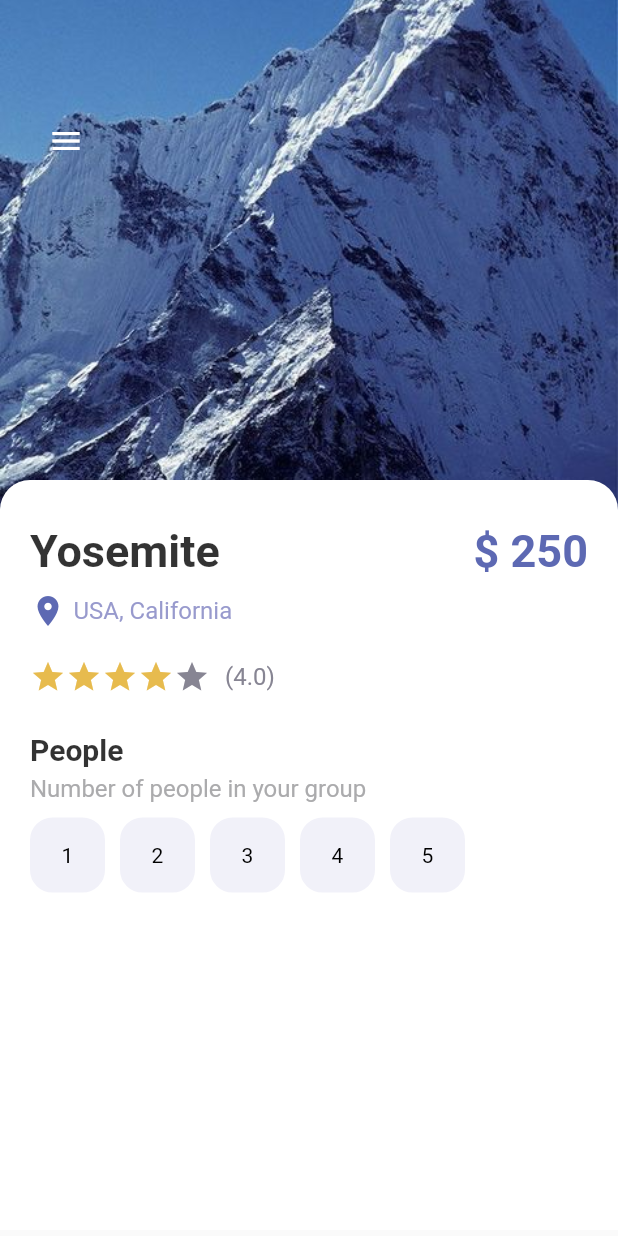
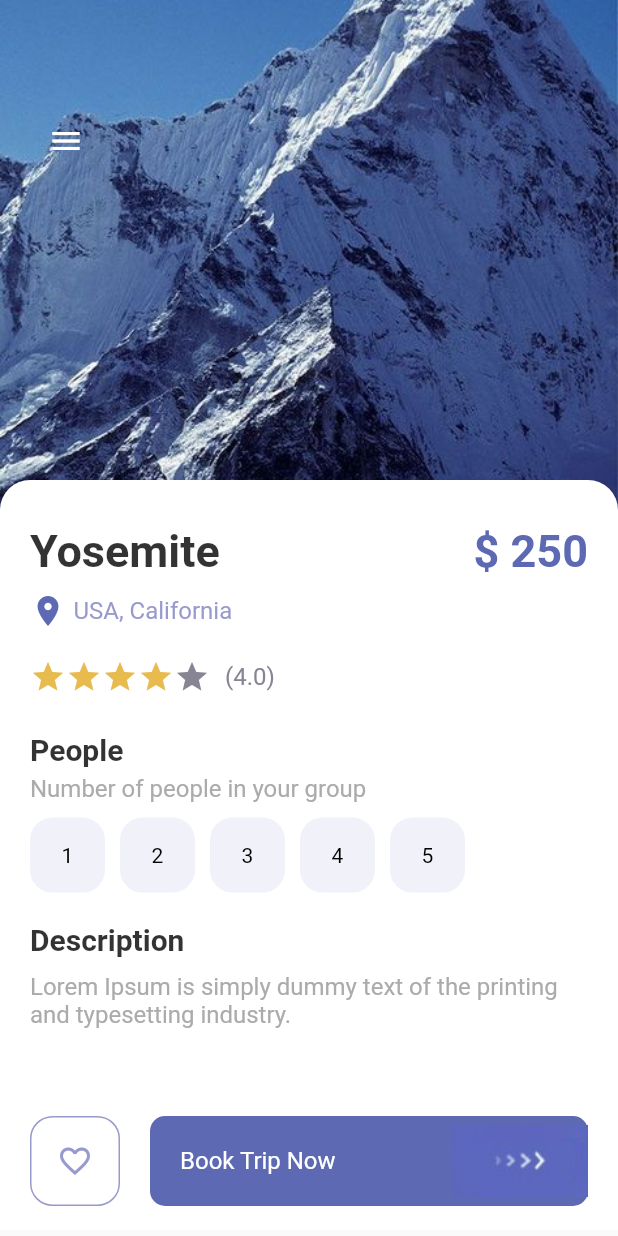
Before and after one commit to renanspvargas/travell, a Flutter app: the DetailPage screen opened directly, on a phone screen of 412 x 824 dp. Run offline on Flutter 3.47's test engine with Material 2 defaults, Android fonts, the phone set to English and light mode, and no system bars.

Commit message:
add description and bottom buttons to detail page

```diff
--- a/lib/pages/detail_page.dart
+++ b/lib/pages/detail_page.dart
@@ -144,11 +144,43 @@ class _DetailPageState extends State<DetailPage> {
                           ),
                         );
                       }),
+                    ),
+                    const SizedBox(height: 20),
+                    AppLargeText(
+                      text: "Description",
+                      color: Colors.black.withOpacity(0.8),
+                      size: 20,
+                    ),
+                    const SizedBox(height: 10),
+                    const AppText(
+                      text:
+                          "Lorem Ipsum is simply dummy text of the printing and typesetting industry.",
+                      color: AppColors.mainTextColor,
                     )
                   ],
                 ),
               ),
-            )
+            ),
+            Positioned(
+              bottom: 20,
+              left: 20,
+              right: 20,
+              child: Row(
+                children: [
+                  AppButton(
+                    color: AppColors.textColor1,
+                    backgroundColor: Colors.white,
+                    size: 60,
+                    borderColor: AppColors.textColor1,
+                    icon: Icons.favorite_border,
+                  ),
+                  const SizedBox(width: 20),
+                  const ResponsiveButton(
+                    isResponsive: true,
+                  )
+                ],
+              ),
+            ),
           ],
         ),
       ),
```
